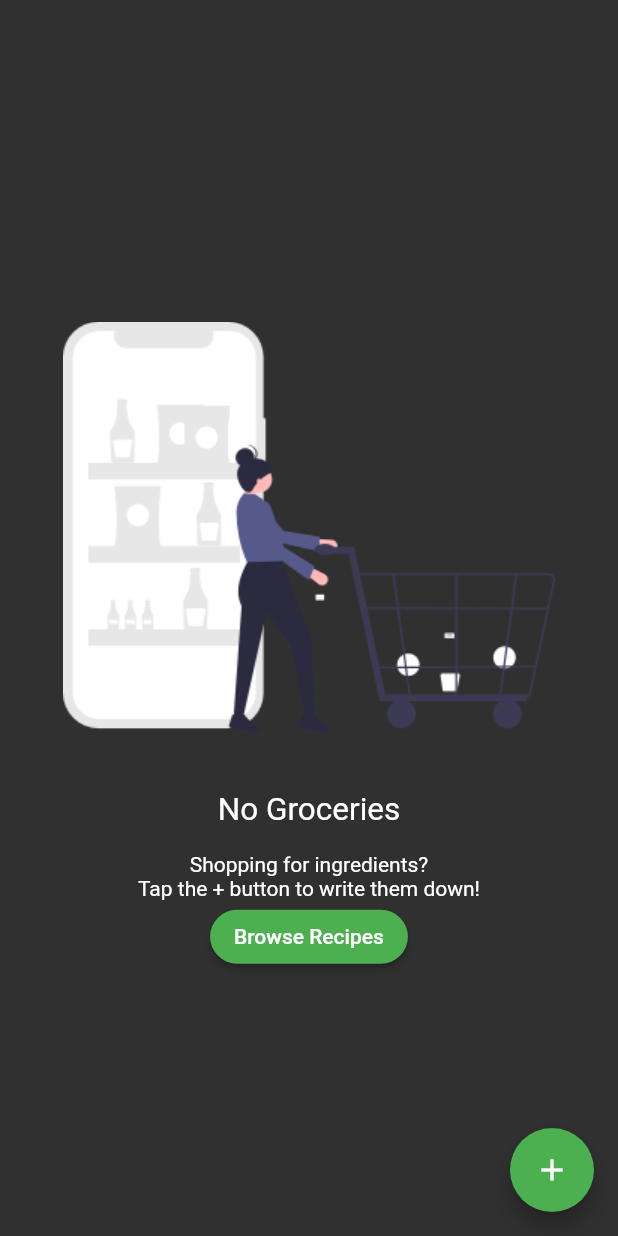
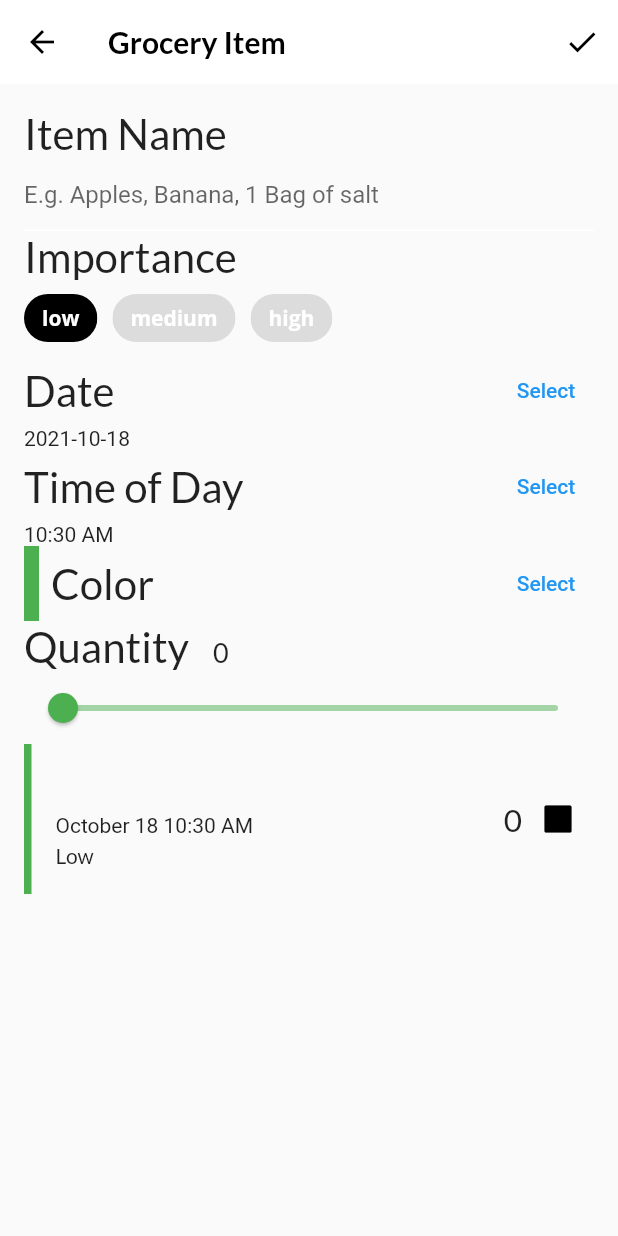
Before and after one commit to sondh0127/flutter-chapter03, a Flutter app: the GroceryScreen screen opened directly, after a tap on the "add" icon, on a phone screen of 412 x 824 dp. Run offline on Flutter 3.47's test engine with Material 2 defaults, Android fonts, the light colour scheme and no system bars; our stand-ins replace flutter_colorpicker, google_fonts.

Commit message:
feat: complete chap 6 with new 2k monitor 2

```diff
--- /dev/null
+++ b/lib/components/grocery_tile.dart
@@ -0,0 +1,100 @@
+import 'package:chapter03/models/grocery_item.dart';
+import 'package:flutter/material.dart';
+import 'package:google_fonts/google_fonts.dart';
+import 'package:intl/intl.dart';
+
+class GroceryTile extends StatelessWidget {
+  final GroceryItem item;
+  final Function(bool?)? onComplete;
+  final TextDecoration textDecoration;
+
+  GroceryTile({
+    Key? key,
+    required this.item,
+    this.onComplete,
+  })  : textDecoration =
+            item.isComplete ? TextDecoration.lineThrough : TextDecoration.none,
+        super(key: key);
+
+  @override
+  Widget build(BuildContext context) {
+    return SizedBox(
+      height: 100.0,
+      child: Row(
+        mainAxisAlignment: MainAxisAlignment.spaceBetween,
+        children: [
+          Row(
+            children: [
+              Container(width: 5.0, color: item.color),
+              SizedBox(width: 16.0),
+              Column(
+                mainAxisAlignment: MainAxisAlignment.center,
+                crossAxisAlignment: CrossAxisAlignment.start,
+                children: [
+                  Text(
+                    item.name,
+                    style: GoogleFonts.lato(
+                        decoration: textDecoration,
+                        fontSize: 21.0,
+                        fontWeight: FontWeight.bold),
+                  ),
+                  SizedBox(height: 4.0),
+                  buildDate(),
+                  SizedBox(height: 4.0),
+                  buildImportance(),
+                ],
+              ),
+            ],
+          ),
+          Row(
+            children: [
+              Text(
+                item.quantity.toString(),
+                style: GoogleFonts.lato(
+                    decoration: textDecoration, fontSize: 21.0),
+              ),
+              buildCheckbox(),
+            ],
+          ),
+        ],
+      ),
+    );
+  }
+
+  Widget buildImportance() {
+    if (item.importance == Importance.low) {
+      return Text('Low', style: GoogleFonts.lato(decoration: textDecoration));
+    } else if (item.importance == Importance.medium) {
+      return Text('Medium',
+          style: GoogleFonts.lato(
+              fontWeight: FontWeight.w800, decoration: textDecoration));
+    } else if (item.importance == Importance.high) {
+      return Text(
+        'High',
+        style: GoogleFonts.lato(
+          color: Colors.red,
+          fontWeight: FontWeight.w900,
+          decoration: textDecoration,
+        ),
+      );
+    } else {
+      throw Exception('This importance type does not exist');
+    }
+  }
+
+  Widget buildDate() {
+    final dateFormatter = DateFormat('MMMM dd h:mm a');
+    final dateString = dateFormatter.format(item.date);
+    return Text(
+      dateString,
+      style: TextStyle(decoration: textDecoration),
+    );
+  }
+
+  Widget buildCheckbox() {
+    return Checkbox(
+      value: item.isComplete,
+      onChanged: onComplete,
+    );
+  }
+}
--- a/lib/main.dart
+++ b/lib/main.dart
@@ -16,7 +16,7 @@ class FooderlichApp extends StatelessWidget {
 
   @override
   Widget build(BuildContext context) {
-    final theme = FooderlichTheme.dark();
+    final theme = FooderlichTheme.light();
     return MaterialApp(
       title: title,
       theme: theme,
--- /dev/null
+++ b/lib/screens/grocery_item_screen.dart
@@ -0,0 +1,372 @@
+import 'package:chapter03/components/grocery_tile.dart';
+import 'package:chapter03/models/grocery_item.dart';
+import 'package:flutter/material.dart';
+import 'package:flutter_colorpicker/flutter_colorpicker.dart';
+import 'package:google_fonts/google_fonts.dart';
+import 'package:intl/intl.dart';
+import 'package:uuid/uuid.dart';
+
+class GroceryItemScreen extends StatefulWidget {
+  final Function(GroceryItem) onCreate;
+  final Function(GroceryItem) onUpdate;
+
+  final GroceryItem? originalItem;
+
+  final bool isUpdating;
+
+  const GroceryItemScreen({
+    Key? key,
+    required this.onCreate,
+    required this.onUpdate,
+    this.originalItem,
+  })  : isUpdating = (originalItem != null),
+        super(key: key);
+
+  @override
+  State<GroceryItemScreen> createState() => _GroceryItemScreenState();
+}
+
+class _GroceryItemScreenState extends State<GroceryItemScreen> {
+  final _nameController = TextEditingController();
+  String _name = '';
+  Importance _importance = Importance.low;
+  DateTime _dueDate = DateTime.now();
+  TimeOfDay _timeOfDay = TimeOfDay.now();
+  Color _currentColor = Colors.green;
+  int _currentSliderValue = 0;
+
+  @override
+  void initState() {
+    final originalItem = widget.originalItem;
+    if (originalItem != null) {
+      _nameController.text = originalItem.name;
+      _name = originalItem.name;
+      _currentSliderValue = originalItem.quantity;
+      _importance = originalItem.importance;
+      _currentColor = originalItem.color;
+
+      final date = originalItem.date;
+      _timeOfDay = TimeOfDay(hour: date.hour, minute: date.minute);
+      _dueDate = date;
+    }
+
+    _nameController.addListener(() {
+      setState(() {
+        _name = _nameController.text;
+      });
+    });
+
+    super.initState();
+  }
+
+  @override
+  void dispose() {
+    _nameController.dispose();
+    super.dispose();
+  }
+
+  @override
+  Widget build(BuildContext context) {
+    return Scaffold(
+      appBar: AppBar(
+        actions: [
+          IconButton(
+            onPressed: () {
+              final groceryItem = GroceryItem(
+                id: widget.originalItem?.id ?? const Uuid().v1(),
+                name: _nameController.text,
+                importance: _importance,
+                color: _currentColor,
+                quantity: _currentSliderValue,
+                date: DateTime(
+                  _dueDate.year,
+                  _dueDate.month,
+                  _dueDate.day,
+                  _timeOfDay.hour,
+                  _timeOfDay.minute,
+                ),
+              );
+
+              if (widget.isUpdating) {
+                widget.onUpdate(groceryItem);
+              } else {
+                widget.onCreate(groceryItem);
+              }
+            },
+            icon: const Icon(Icons.check),
+          )
+        ],
+        elevation: 0.0,
+        title: Text(
+          'Grocery Item',
+          style: GoogleFonts.lato(fontWeight: FontWeight.w600),
+        ),
+      ),
+      body: Container(
+        padding: const EdgeInsets.all(16.0),
+        child: ListView(
+          children: [
+            buildNameField(),
+            buildImportanceField(),
+            buildDateField(context),
+            buildTimeField(context),
+            buildColorPicker(context),
+            buildQuantityField(),
+            GroceryTile(
+              item: GroceryItem(
+                id: 'previewMode',
+                name: _name,
+                importance: _importance,
+                color: _currentColor,
+                quantity: _currentSliderValue,
+                date: DateTime(
+                  _dueDate.year,
+                  _dueDate.month,
+                  _dueDate.day,
+                  _timeOfDay.hour,
+                  _timeOfDay.minute,
+                ),
+              ),
+            ),
+          ],
+        ),
+      ),
+    );
+  }
+
+  Widget buildNameField() {
+    return Column(
+      crossAxisAlignment: CrossAxisAlignment.start,
+      children: [
+        Text(
+          'Item Name',
+          style: GoogleFonts.lato(fontSize: 28.0),
+        ),
+        TextField(
+          controller: _nameController,
+          // cursorColor: _currentColor,
+          decoration: InputDecoration(
+            hintText: 'E.g. Apples, Banana, 1 Bag of salt',
+            enabledBorder: const UnderlineInputBorder(
+              borderSide: BorderSide(color: Colors.white),
+            ),
+            focusedBorder: UnderlineInputBorder(
+              borderSide: BorderSide(color: _currentColor),
+            ),
+            border: UnderlineInputBorder(
+              borderSide: BorderSide(color: _currentColor),
+            ),
+          ),
+        )
+      ],
+    );
+  }
+
+  Widget buildImportanceField() {
+    return Column(
+      crossAxisAlignment: CrossAxisAlignment.start,
+      children: [
+        Text(
+          'Importance',
+          style: GoogleFonts.lato(fontSize: 28.0),
+        ),
+        Wrap(
+          spacing: 10.0,
+          children: [
+            ChoiceChip(
+              label: const Text(
+                'low',
+                style: TextStyle(color: Colors.white),
+              ),
+              selectedColor: Colors.black,
+              selected: _importance == Importance.low,
+              onSelected: (selected) {
+                setState(() {
+                  _importance = Importance.low;
+                });
+              },
+            ),
+            ChoiceChip(
+              label: const Text(
+                'medium',
+                style: TextStyle(color: Colors.white),
+              ),
+              selectedColor: Colors.black,
+              selected: _importance == Importance.medium,
+              onSelected: (selected) {
+                setState(() {
+                  _importance = Importance.medium;
+                });
+              },
+            ),
+            ChoiceChip(
+              label: const Text(
+                'high',
+                style: TextStyle(color: Colors.white),
+              ),
+              selectedColor: Colors.black,
+              selected: _importance == Importance.high,
+              onSelected: (selected) {
+                setState(() {
+                  _importance = Importance.high;
+                });
+              },
+            )
+          ],
+        )
+      ],
+    );
+  }
+
+  Widget buildDateField(BuildContext context) {
+    return Column(
+      crossAxisAlignment: CrossAxisAlignment.start,
+      children: [
+        Row(
+          mainAxisAlignment: MainAxisAlignment.spaceBetween,
+          children: [
+            Text(
+              'Date',
+              style: GoogleFonts.lato(fontSize: 28.0),
+            ),
+            TextButton(
+              child: const Text('Select'),
+              onPressed: () async {
+                final currentDate = DateTime.now();
+                final selectedDate = await showDatePicker(
+                  context: context,
+                  initialDate: currentDate,
+                  firstDate: currentDate,
+                  lastDate: DateTime(currentDate.year + 5),
+                );
+                setState(() {
+                  if (selectedDate != null) {
+                    _dueDate = selectedDate;
+                  }
+                });
+              },
+            ),
+          ],
+        ),
+        Text(DateFormat('yyyy-MM-dd').format(_dueDate)),
+      ],
+    );
+  }
+
+  Widget buildTimeField(BuildContext context) {
+    return Column(
+      crossAxisAlignment: CrossAxisAlignment.start,
+      children: [
+        Row(
+          mainAxisAlignment: MainAxisAlignment.spaceBetween,
+          children: [
+            Text(
+              'Time of Day',
+              style: GoogleFonts.lato(fontSize: 28.0),
+            ),
+            TextButton(
+              child: const Text('Select'),
+              onPressed: () async {
+                final timeOfDay = await showTimePicker(
+                  context: context,
+                  initialTime: TimeOfDay.now(),
+                );
+                setState(() {
+                  if (timeOfDay != null) {
+                    _timeOfDay = timeOfDay;
+                  }
+                });
+              },
+            ),
+          ],
+        ),
+        Text(_timeOfDay.format(context)),
+      ],
+    );
+  }
+
+  Widget buildColorPicker(BuildContext context) {
+    return Row(
+      mainAxisAlignment: MainAxisAlignment.spaceBetween,
+      children: [
+        Row(
+          children: [
+            Container(
+              height: 50.0,
+              width: 10.0,
+              color: _currentColor,
+            ),
+            const SizedBox(width: 8.0),
+            Text(
+              'Color',
+              style: GoogleFonts.lato(fontSize: 28.0),
+            ),
+          ],
+        ),
+        TextButton(
+          child: const Text('Select'),
+          onPressed: () async {
+            showDialog(
+              context: context,
+              builder: (context) {
+                return AlertDialog(
+                  content: BlockPicker(
+                    pickerColor: Colors.white,
+                    onColorChanged: (color) {
+                      setState(() => _currentColor = color);
+                    },
+                  ),
+                  actions: [
+                    TextButton(
+                      child: const Text('Save'),
+                      onPressed: () {
+                        Navigator.of(context).pop();
+                      },
+                    )
+                  ],
+                );
+              },
+            );
+          },
+        ),
+      ],
+    );
+  }
+
+  Widget buildQuantityField() {
+    return Column(
+      crossAxisAlignment: CrossAxisAlignment.start,
+      children: [
+        Row(
+          crossAxisAlignment: CrossAxisAlignment.baseline,
+          textBaseline: TextBaseline.alphabetic,
+          children: [
+            Text(
+              'Quantity',
+              style: GoogleFonts.lato(fontSize: 28.0),
+            ),
+            const SizedBox(width: 16.0),
+            Text(
+              _currentSliderValue.toInt().toString(),
+              style: GoogleFonts.lato(fontSize: 18.0),
+            )
+          ],
+        ),
+        Slider(
+          value: _currentSliderValue.toDouble(),
+          onChanged: (double value) {
+            setState(() {
+              _currentSliderValue = value.toInt();
+            });
+          },
+          min: 0.0,
+          max: 100.0,
+          activeColor: _currentColor,
+          divisions: 100,
+          label: _currentSliderValue.toInt().toString(),
+          inactiveColor: _currentColor.withOpacity(0.5),
+        )
+      ],
+    );
+  }
+}
--- /dev/null
+++ b/lib/screens/grocery_list_screen.dart
@@ -0,0 +1,70 @@
+import 'package:chapter03/components/grocery_tile.dart';
+import 'package:chapter03/models/grocery_manager.dart';
+import 'package:chapter03/screens/grocery_item_screen.dart';
+import 'package:flutter/material.dart';
+
+class GroceryListScreen extends StatelessWidget {
+  final GroceryManager manager;
+
+  const GroceryListScreen({
+    Key? key,
+    required this.manager,
+  }) : super(key: key);
+
+  @override
+  Widget build(BuildContext context) {
+    final groceryItems = manager.groceryItems;
+
+    return ListView.separated(
+      itemCount: groceryItems.length,
+      separatorBuilder: (BuildContext context, int index) {
+        return const SizedBox(
+          height: 16.0,
+        );
+      },
+      itemBuilder: (BuildContext context, int index) {
+        final item = groceryItems[index];
+        return Dismissible(
+          key: Key(item.id),
+          direction: DismissDirection.endToStart,
+          background: Container(
+            color: Colors.red,
+            alignment: Alignment.centerRight,
+            child: const Icon(Icons.delete_forever,
+                color: Colors.white, size: 50.0),
+          ),
+          onDismissed: (direction) {
+            manager.deleteItem(index);
+            ScaffoldMessenger.of(context).showSnackBar(
+                SnackBar(content: Text('${item.name} dismissed')));
+          },
+          child: InkWell(
+            child: GroceryTile(
+              item: item,
+              onComplete: (change) {
+                if (change != null) {
+                  manager.completeItem(index, change);
+                }
+              },
+            ),
+            onTap: () {
+              Navigator.push(
+                context,
+                MaterialPageRoute(
+                  builder: (context) => GroceryItemScreen(
+                    originalItem: item,
+                    onUpdate: (item) {
+                      manager.updateItem(item, index);
+                      Navigator.pop(context);
+                    },
+                    onCreate: (item) {},
+                  ),
+                ),
+              );
+            },
+          ),
+        );
+      },
+    );
+  }
+}
--- a/lib/screens/grocery_screen.dart
+++ b/lib/screens/grocery_screen.dart
@@ -1,5 +1,7 @@
 import 'package:chapter03/models/models.dart';
 import 'package:chapter03/screens/empty_grocery_screen.dart';
+import 'package:chapter03/screens/grocery_item_screen.dart';
+import 'package:chapter03/screens/grocery_list_screen.dart';
 import 'package:flutter/material.dart';
 import 'package:provider/provider.dart';
 
@@ -8,11 +10,25 @@ class GroceryScreen extends StatelessWidget {
 
   @override
   Widget build(BuildContext context) {
-    // TODO 4: Add a scaffold widget
     return Scaffold(
       body: buildGroceryScreen(),
       floatingActionButton: FloatingActionButton(
-        onPressed: () {},
+        onPressed: () {
+          final manager = Provider.of<GroceryManager>(context, listen: false);
+          Navigator.push(
+            context,
+            MaterialPageRoute(
+              builder: (context) => GroceryItemScreen(
+                onCreate: (item) {
+                  manager.addItem(item);
+
+                  Navigator.pop(context);
+                },
+                onUpdate: (item) {},
+              ),
+            ),
+          );
+        },
         child: const Icon(Icons.add),
       ),
     );
@@ -22,7 +38,7 @@ class GroceryScreen extends StatelessWidget {
     return Consumer<GroceryManager>(
       builder: (context, manager, child) {
         if (manager.groceryItems.isNotEmpty) {
-          return Container();
+          return GroceryListScreen(manager: manager);
         } else {
           return const EmptyGroceryScreen();
         }
```
